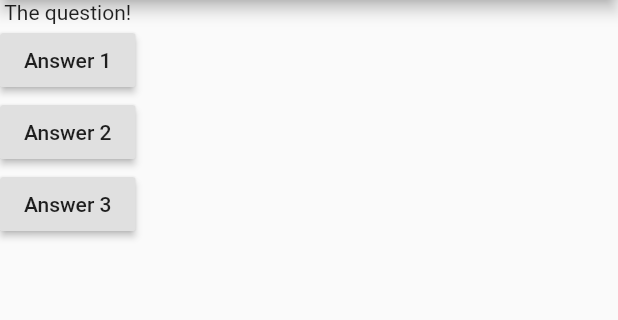
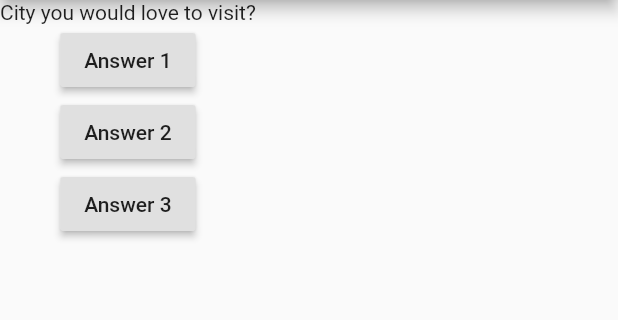
Before and after one commit to chethana15/flutterLearnings, a Flutter app: the screen it shows after launch, after a tap on "Answer 1", on a phone screen of 412 x 824 dp, the part 84-404 px from its top. Run offline on Flutter 3.47's test engine with Material 2 defaults, Android fonts, the phone set to English and light mode, and no system bars.

Commit message:
changed from stateless to statefullWidget so that on tap question changes

```diff
--- a/app2/lib/main.dart
+++ b/app2/lib/main.dart
@@ -5,11 +5,32 @@ void main(){
 }
 //variables inside class are known as properties
 //functions inside class are known as methods
-class MyApp extends StatelessWidget {
+class MyApp extends StatefulWidget {
+@override
+  State<StatefulWidget> createState() {
+    // TODO: implement createState
 
+    return MyAppState();
+
+     // throw UnimplementedError();
+  }
+}
+
+//here create a class with widget name ending with State
+//here this state will be persistent
+//State<MyApp> tells state belongs to MyApp
+class MyAppState extends State<MyApp> {
+var indexQuestion = 0;
 
   @override
   Widget build(BuildContext context){
+    void answerQuestion(){
+      setState(() {
+        indexQuestion = indexQuestion + 1;
+      });
+
+       print(indexQuestion);
+    }
     var questions = [
       'What\'s your favourite color?',
       'City you would love to visit?',
@@ -20,15 +41,20 @@ class MyApp extends StatelessWidget {
       appBar: AppBar(title: Text('My First App'),
       ),
       body: Column(children: [
-        Text('The question!'),
+        Text(questions[indexQuestion],
+        ),
         RaisedButton(
-          onPressed: () => print('You tapped answe 1 !!'), child: Text('Answer 1'),
+          onPressed: answerQuestion,
+          child: Text('Answer 1'),
           ),
         RaisedButton(
-          onPressed: () => print('You tapped answe 2 !!'), child: Text('Answer 2'),
+          onPressed: () => print('You tapped answe 2 !!'),
+          child: Text('Answer 2'),
           ),
         RaisedButton(
-          onPressed:  () => print('You tapped answe 3 !!'), child: Text('Answer 3'),
+          onPressed:  () {
+            print('You tapped answe 3 !!');
+            } , child: Text('Answer 3'),
           ),
       ],
       ),
```
